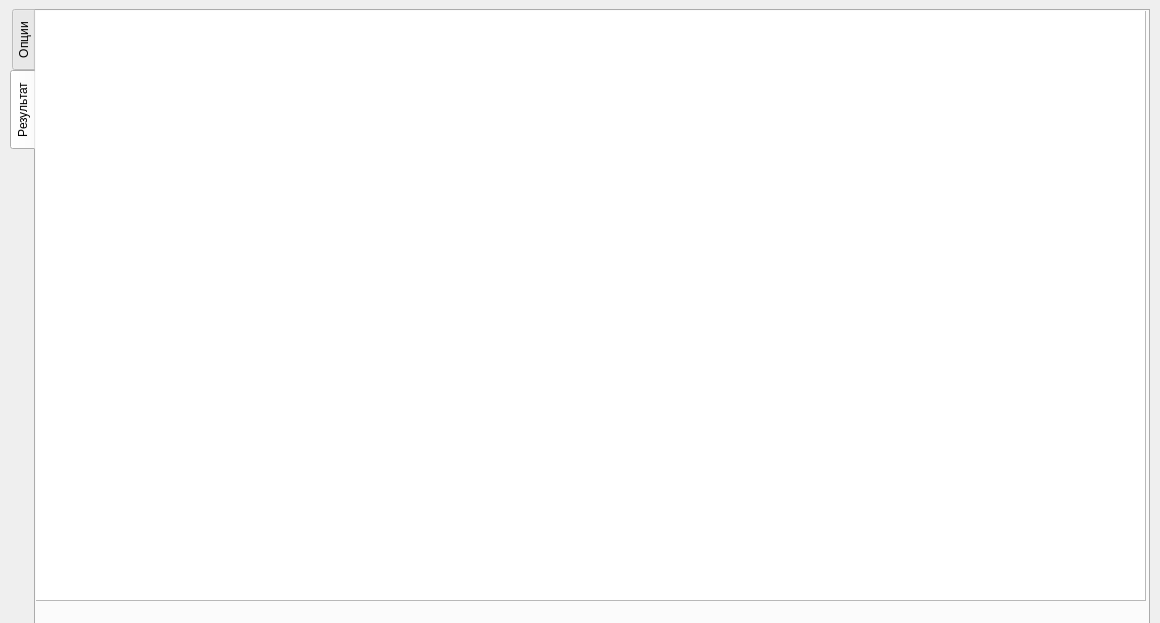
Qt form windows/MAIN/mainwindow.ui (furanocoumarins/GCAT) before a commit.
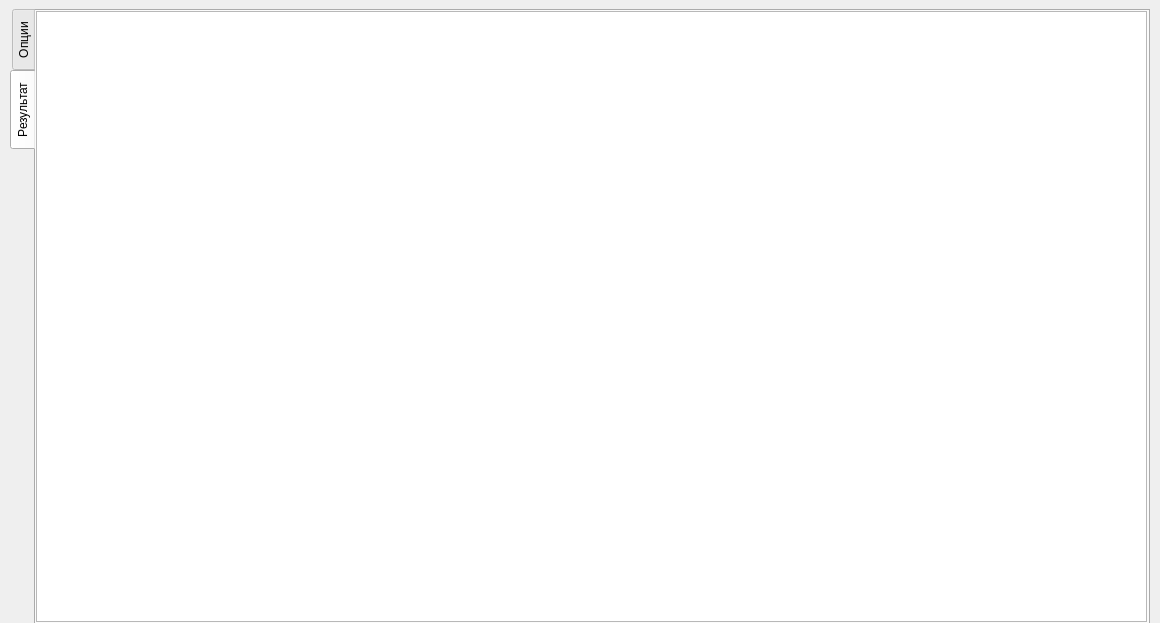
The same form after that commit. Icons and pictures are not drawn.

Commit message: filtr v fone

Patch:
```diff
--- a/windows/MAIN/mainwindow.ui
+++ b/windows/MAIN/mainwindow.ui
@@ -943,24 +943,56 @@
        <attribute name="title">
         <string>Результат</string>
        </attribute>
-       <widget class="QWidget" name="gridLayoutWidget">
+       <widget class="QTextBrowser" name="resultText">
         <property name="geometry">
          <rect>
-          <x>-1</x>
-          <y>-1</y>
+          <x>0</x>
+          <y>0</y>
           <width>1111</width>
-          <height>591</height>
+          <height>611</height>
          </rect>
         </property>
-        <layout class="QGridLayout" name="gridLayout_3">
-         <item row="0" column="0">
-          <widget class="QTextBrowser" name="resultText">
-           <property name="analyse_is_running" stdset="0">
-            <bool>false</bool>
-           </property>
-          </widget>
-         </item>
-        </layout>
+       </widget>
+       <widget class="QFrame" name="popUP_2">
+        <property name="geometry">
+         <rect>
+          <x>0</x>
+          <y>0</y>
+          <width>26</width>
+          <height>36</height>
+         </rect>
+        </property>
+        <property name="styleSheet">
+         <string notr="true">background-color: transparent;
+border: none;
+</string>
+        </property>
+        <property name="frameShape">
+         <enum>QFrame::Shape::StyledPanel</enum>
+        </property>
+        <property name="frameShadow">
+         <enum>QFrame::Shadow::Raised</enum>
+        </property>
+        <widget class="QLabel" name="loaderLabel_2">
+         <property name="geometry">
+          <rect>
+           <x>9</x>
+           <y>9</y>
+           <width>16</width>
+           <height>18</height>
+          </rect>
+         </property>
+         <property name="styleSheet">
+          <string notr="true">border: none;
+</string>
+         </property>
+         <property name="text">
+          <string/>
+         </property>
+         <property name="alignment">
+          <set>Qt::AlignmentFlag::AlignCenter</set>
+         </property>
+        </widget>
        </widget>
       </widget>
      </widget>
```
The commit also changes 2 other files.
